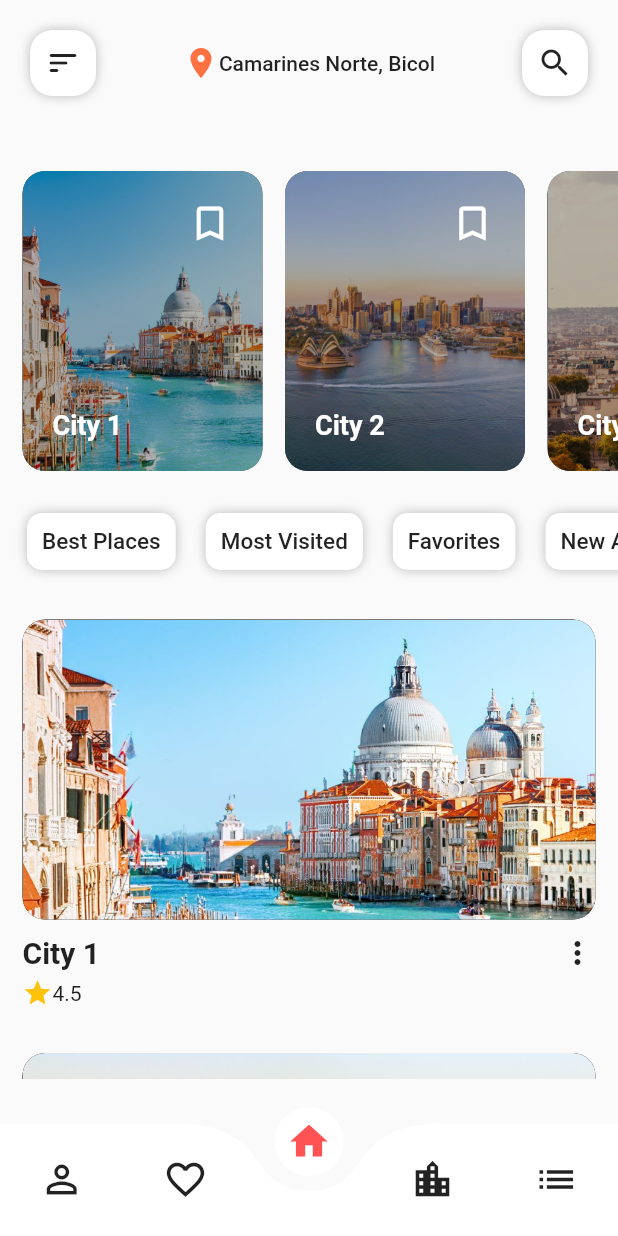
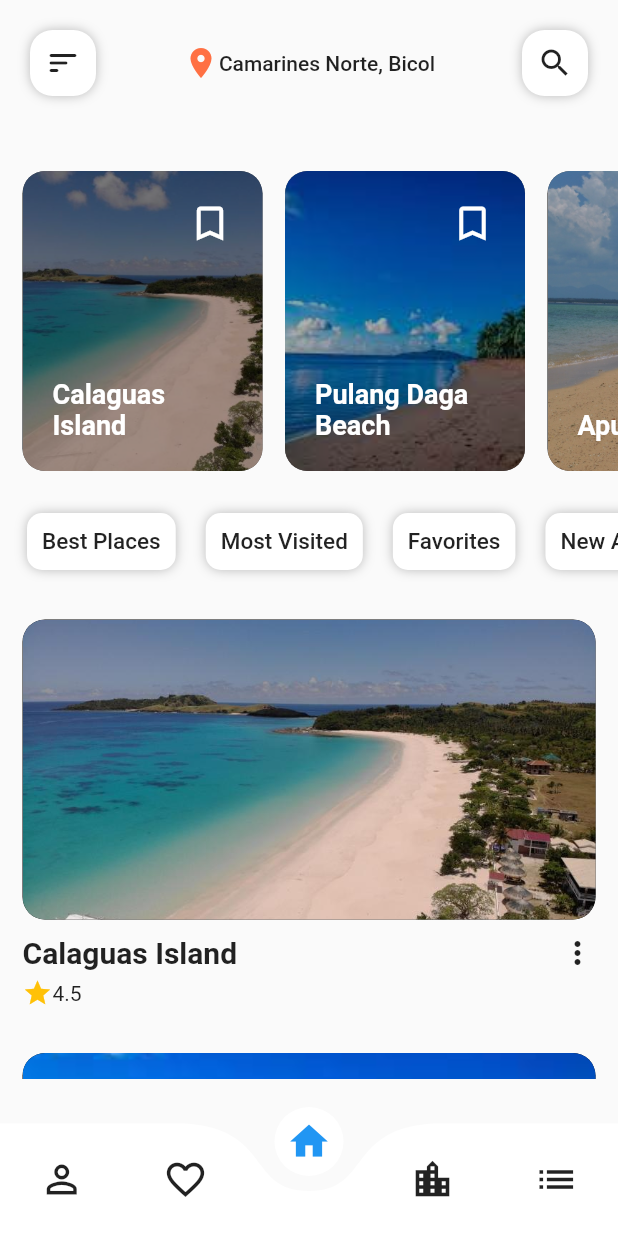
Before and after one commit to mart-anthony-stark/CamNorth-Travel, a Flutter app: the HomePage screen opened by its route, on a phone screen of 412 x 824 dp. Run offline on Flutter 3.47's test engine with Material 2 defaults, Android fonts, the phone set to English and light mode, and no system bars; drawn by our look-alikes of curved_navigation_bar.

Commit message:
Add assets

```diff
--- a/lib/main.dart
+++ b/lib/main.dart
@@ -1,5 +1,5 @@
-import 'package:daex_travel_app/screens/homepage.dart';
-import 'package:daex_travel_app/screens/onboarding_screen.dart';
+import 'package:camnorth_travel/screens/homepage.dart';
+import 'package:camnorth_travel/screens/onboarding_screen.dart';
 import 'package:flutter/material.dart';
 import 'package:flutter/services.dart';
 
--- a/lib/screens/homepage.dart
+++ b/lib/screens/homepage.dart
@@ -1,8 +1,8 @@
 // ignore_for_file: must_be_immutable
 
-import 'package:daex_travel_app/screens/post_screen.dart';
-import 'package:daex_travel_app/widgets/home_app_bar.dart';
-import 'package:daex_travel_app/widgets/home_bottom_bar.dart';
+import 'package:camnorth_travel/screens/post_screen.dart';
+import 'package:camnorth_travel/widgets/home_app_bar.dart';
+import 'package:camnorth_travel/widgets/home_bottom_bar.dart';
 import 'package:flutter/material.dart';
 
 class HomePage extends StatelessWidget {
@@ -19,10 +19,14 @@ class HomePage extends StatelessWidget {
   ];
 
   List destinations = [
-    {'name': "City 1", 'rating': 4.5, "img": "assets/city1.jpg"},
-    {'name': "City 2", 'rating': 4.1, "img": "assets/city2.jpg"},
-    {'name': "City 3", 'rating': 4.3, "img": "assets/city3.jpg"},
-    {'name': "City 4", 'rating': 5.0, "img": "assets/city4.jpg"},
+    {'name': "Calaguas Island", 'rating': 4.5, "img": "assets/calaguas.png"},
+    {
+      'name': "Pulang Daga Beach",
+      'rating': 4.3,
+      "img": "assets/pulangdaga.jpg"
+    },
+    {'name': "Apuao Grande", 'rating': 4.1, "img": "assets/apuao-grande.JPG"},
+    {'name': "Bagasbas Beach", 'rating': 5.0, "img": "assets/camnorth-3.jpg"},
     {'name': "City 5", 'rating': 3.9, "img": "assets/city5.jpg"},
     {'name': "City 6", 'rating': 4.8, "img": "assets/city6.jpg"},
   ];
--- a/lib/screens/onboarding_screen.dart
+++ b/lib/screens/onboarding_screen.dart
@@ -1,4 +1,4 @@
-import 'package:daex_travel_app/screens/homepage.dart';
+import 'package:camnorth_travel/screens/homepage.dart';
 import 'package:flutter/material.dart';
 
 class OnboardingScreen extends StatelessWidget {
--- a/lib/screens/post_screen.dart
+++ b/lib/screens/post_screen.dart
@@ -1,5 +1,5 @@
-import 'package:daex_travel_app/widgets/post_app_bar.dart';
-import 'package:daex_travel_app/widgets/post_bottom_bar.dart';
+import 'package:camnorth_travel/widgets/post_app_bar.dart';
+import 'package:camnorth_travel/widgets/post_bottom_bar.dart';
 import 'package:flutter/material.dart';
 
 class PostScreen extends StatelessWidget {
--- a/lib/widgets/home_bottom_bar.dart
+++ b/lib/widgets/home_bottom_bar.dart
@@ -12,7 +12,7 @@ class HomeBottomBar extends StatelessWidget {
       items: const <Widget>[
         Icon(Icons.person_outline, size: 30),
         Icon(Icons.favorite_outline, size: 30),
-        Icon(Icons.home, size: 30, color: Colors.redAccent),
+        Icon(Icons.home, size: 30, color: Colors.blue),
         Icon(Icons.location_city, size: 30),
         Icon(Icons.list, size: 30),
       ],
--- a/pubspec.yaml
+++ b/pubspec.yaml
@@ -1,4 +1,4 @@
-name: daex_travel_app
+name: camnorth_travel
 description: A new Flutter project.
 publish_to: "none"
 version: 0.1.0
```
Also changed, not shown: assets/apuao-grande.JPG (added), assets/calaguas.png (added), assets/pulangdaga.jpg (added).
